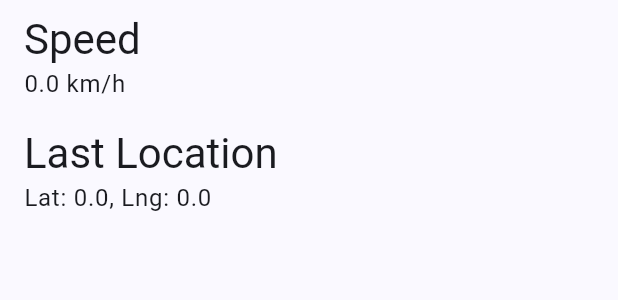
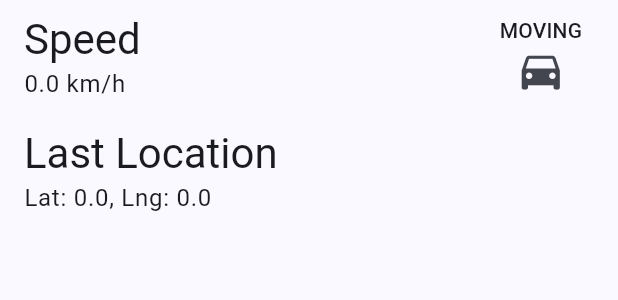
Before and after one commit to ardinbig/fleet-watch, a Flutter app: the CarInfoSection widget shown alone on an empty page, opened directly with empty values, on a phone screen of 412 x 824 dp. Shown: the top 300 px of the screen. Run offline on Flutter 3.47's test engine with Material 3 defaults, Android fonts, the phone set to English and light mode, and no system bars; our stand-ins replace awesome_snackbar_content, bloc, connectivity_plus, dio, equatable, flutter_bloc and 7 more; accounts and stored records are empty; network calls fail.

Commit message:
feat: add localization for car status and last location in `CarInfoSection`

```diff
--- a/lib/car_detail/view/car_detail_page.dart
+++ b/lib/car_detail/view/car_detail_page.dart
@@ -63,7 +63,6 @@ class CarDetailView extends StatelessWidget {
                     child: Column(
                       crossAxisAlignment: CrossAxisAlignment.stretch,
                       children: [
-                        MapSection(car: car),
                         Padding(
                           padding: const EdgeInsets.all(12),
                           child: Material(
@@ -76,6 +75,7 @@ class CarDetailView extends StatelessWidget {
                             ),
                           ),
                         ),
+                        MapSection(car: car),
                       ],
                     ),
                   ),
--- a/lib/car_detail/widgets/car_info_section.dart
+++ b/lib/car_detail/widgets/car_info_section.dart
@@ -1,4 +1,6 @@
 import 'package:fleet_repository/fleet_repository.dart';
+import 'package:fleet_watch/l10n/arb/app_localizations.dart';
+import 'package:fleet_watch/l10n/l10n.dart';
 import 'package:flutter/material.dart';
 
 class CarInfoSection extends StatelessWidget {
@@ -6,17 +8,42 @@ class CarInfoSection extends StatelessWidget {
 
   final Car car;
 
+  String _getLocalizedStatus(CarStatus status, AppLocalizations l10n) {
+    switch (status) {
+      case CarStatus.moving:
+        return l10n.carStatusMoving;
+      case CarStatus.parked:
+        return l10n.carStatusParked;
+      case CarStatus.unknown:
+        return l10n.carStatusUnknown;
+    }
+  }
+
   @override
   Widget build(BuildContext context) {
     final textTheme = Theme.of(context).textTheme;
+    final l10n = context.l10n;
+
     return Column(
       children: [
         ListTile(
           title: Text('Speed', style: textTheme.headlineMedium),
           subtitle: Text('${car.speed} km/h', style: textTheme.bodyLarge),
+          trailing: Column(
+            children: [
+              Text(
+                _getLocalizedStatus(car.status, l10n).toUpperCase(),
+                style: textTheme.labelLarge,
+              ),
+              const Icon(
+                Icons.directions_car,
+                size: 34,
+              ),
+            ],
+          ),
         ),
         ListTile(
-          title: Text('Last Location', style: textTheme.headlineMedium),
+          title: Text(l10n.carLastLocation, style: textTheme.headlineMedium),
           subtitle: Text(
             'Lat: ${car.latitude}, Lng: ${car.longitude}',
             style: textTheme.bodyLarge,
--- a/lib/l10n/arb/app_localizations.dart
+++ b/lib/l10n/arb/app_localizations.dart
@@ -157,6 +157,30 @@ abstract class AppLocalizations {
   /// In en, this message translates to:
   /// **'An error has occurred'**
   String get errorTitle;
+
+  /// Label for showing the last known location of a car
+  ///
+  /// In en, this message translates to:
+  /// **'Last Location'**
+  String get carLastLocation;
+
+  /// Status when car is moving
+  ///
+  /// In en, this message translates to:
+  /// **'Moving'**
+  String get carStatusMoving;
+
+  /// Status when car is parked
+  ///
+  /// In en, this message translates to:
+  /// **'Parked'**
+  String get carStatusParked;
+
+  /// Status when car state is unknown
+  ///
+  /// In en, this message translates to:
+  /// **'Unknown'**
+  String get carStatusUnknown;
 }
 
 class _AppLocalizationsDelegate
```
Also changed, not shown: lib/l10n/arb/app_en.arb (+16 -0 lines), lib/l10n/arb/app_fr.arb (+16 -0 lines), lib/l10n/arb/app_localizations_en.dart (+12 -0 lines), lib/l10n/arb/app_localizations_fr.dart (+12 -0 lines).
